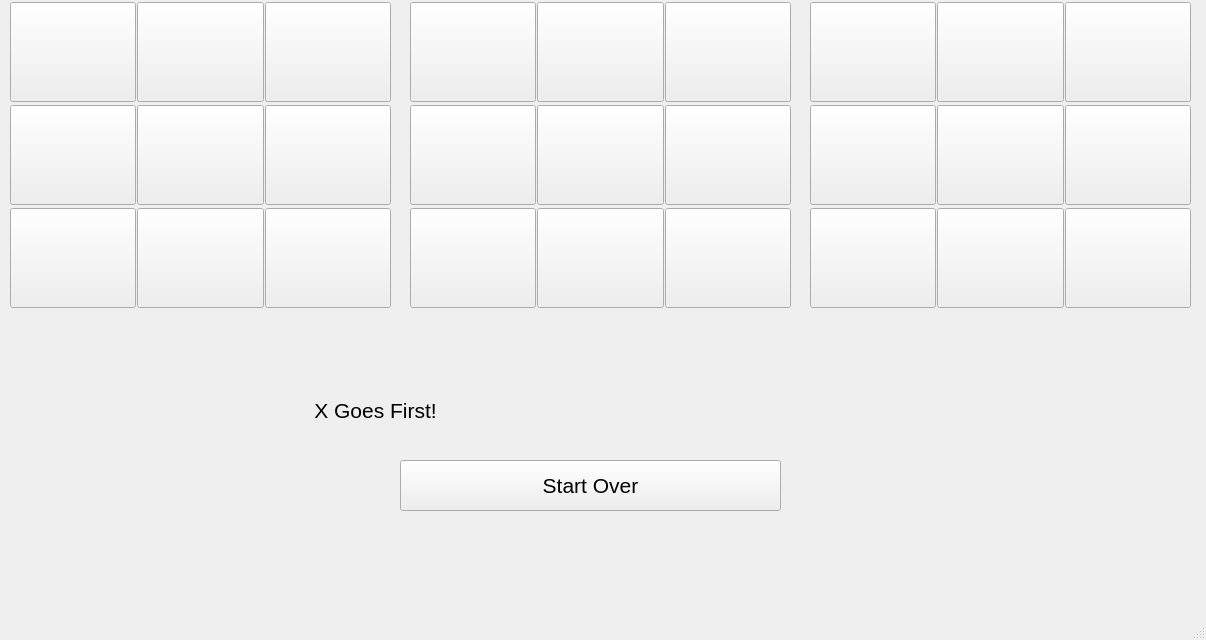
This is GUIUsingQt5/3d.ui in Shreejikhalasi/Three-Dimensional-Tic-Tac-Toe as Qt 5 draws it before an edit. The edited form follows.
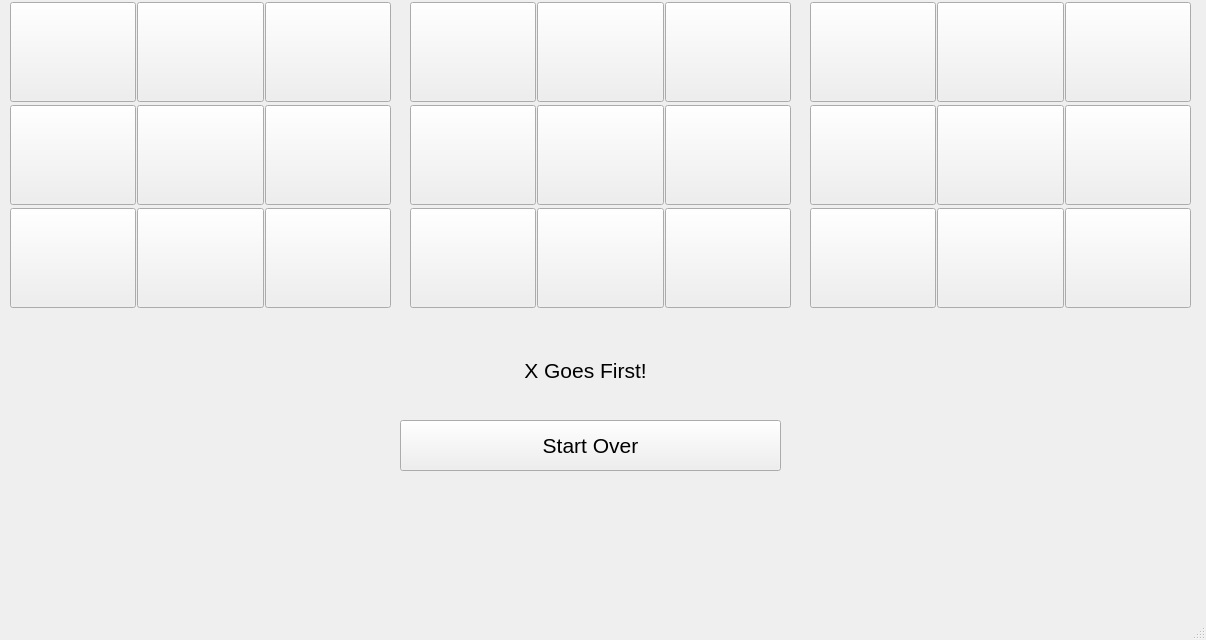
This is the edited form.

Diff of the .ui file:
```diff
--- a/GUIUsingQt5/3d.ui
+++ b/GUIUsingQt5/3d.ui
@@ -249,7 +249,7 @@
     <property name="geometry">
      <rect>
       <x>400</x>
-      <y>460</y>
+      <y>420</y>
       <width>381</width>
       <height>51</height>
      </rect>
@@ -266,8 +266,8 @@
    <widget class="QLabel" name="label">
     <property name="geometry">
      <rect>
-      <x>190</x>
-      <y>390</y>
+      <x>400</x>
+      <y>350</y>
       <width>371</width>
       <height>41</height>
      </rect>
```
